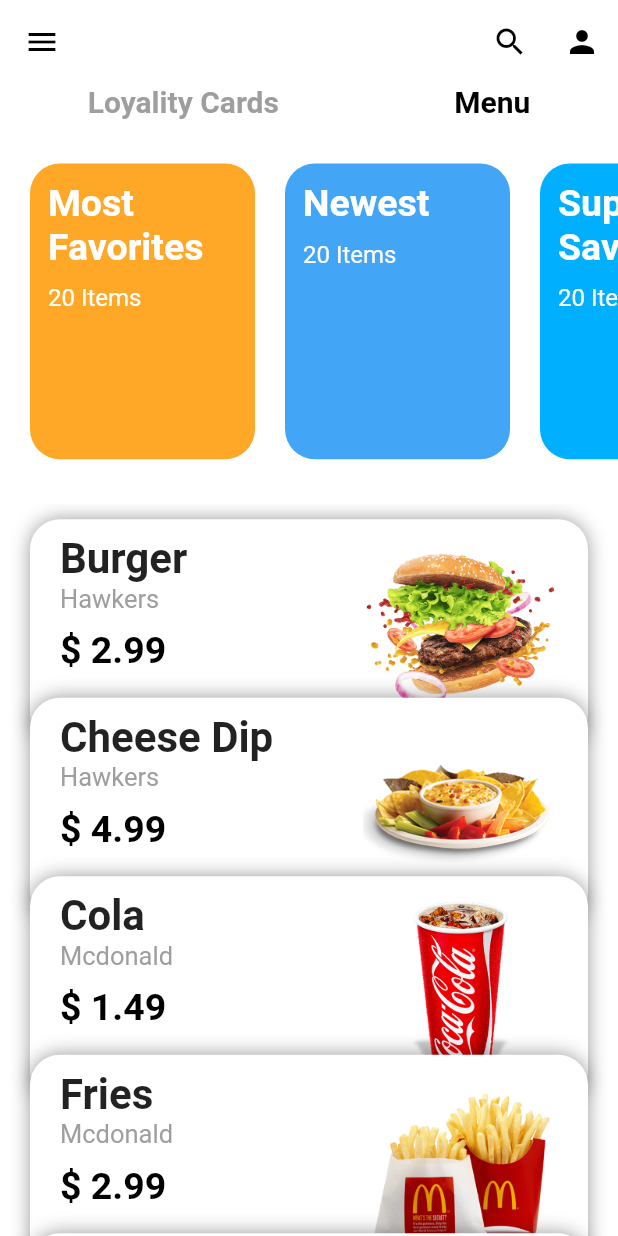
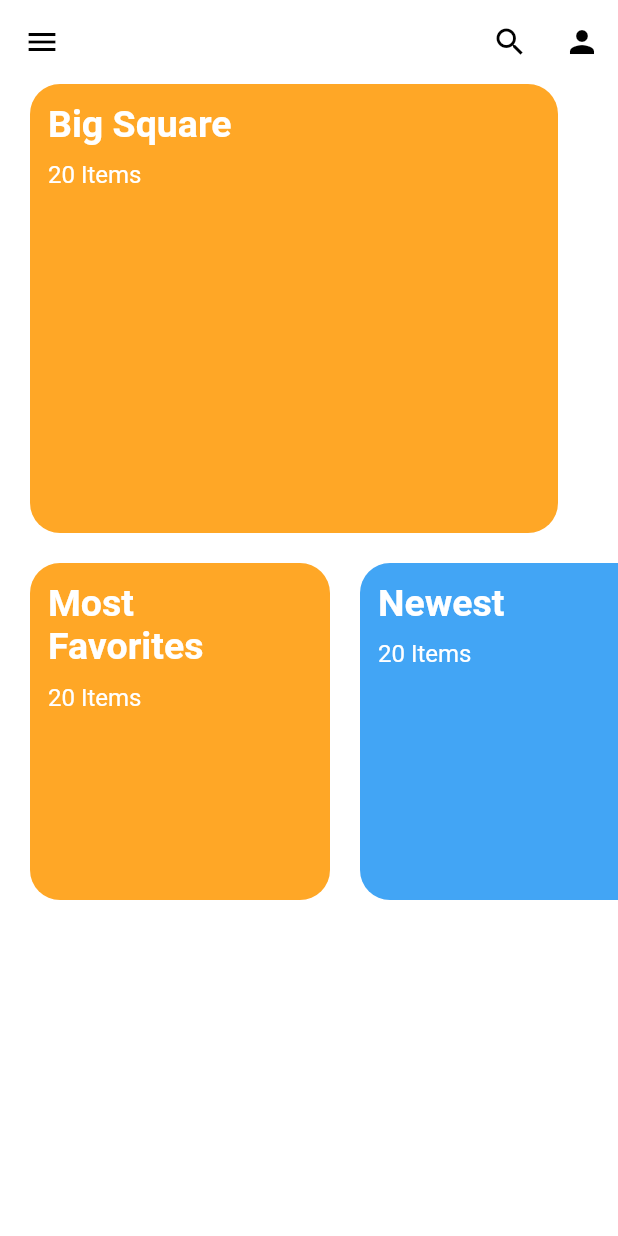
Before and after one commit to DevGabrielDeSouza/meootest, a Flutter app: the StorePage screen opened directly, after a tap on the "search" icon, on a phone screen of 412 x 824 dp. Run offline on Flutter 3.47's test engine with Material 2 defaults, Android fonts, the phone set to English and light mode, and no system bars.

Commit message:
Project problems cleaning
- Fixing some problems and warnings in the project
- Removing unused elements and files

```diff
--- a/lib/data/constants.dart
+++ /dev/null
@@ -1,55 +0,0 @@
-const FOOD_DATA = [
-  {
-    "name":"Burger",
-    "brand":"Hawkers",
-    "price":2.99,
-    "image":"burger.png"
-  },{
-    "name":"Cheese Dip",
-    "brand":"Hawkers",
-    "price":4.99,
-    "image":"cheese_dip.png"
-  },
-  {
-    "name":"Cola",
-    "brand":"Mcdonald",
-    "price":1.49,
-    "image":"cola.png"
-  },
-  {
-    "name":"Fries",
-    "brand":"Mcdonald",
-    "price":2.99,
-    "image":"fries.png"
-  },
-  {
-    "name":"Ice Cream",
-    "brand":"Ben & Jerry's",
-    "price":9.49,
-    "image":"ice_cream.png"
-  },
-  {
-    "name":"Noodles",
-    "brand":"Hawkers",
-    "price":4.49,
-    "image":"noodles.png"
-  },
-  {
-    "name":"Pizza",
-    "brand":"Dominos",
-    "price":17.99,
-    "image":"pizza.png"
-  },
-  {
-    "name":"Sandwich",
-    "brand":"Hawkers",
-    "price":2.99,
-    "image":"sandwich.png"
-  },
-  {
-    "name":"Wrap",
-    "brand":"Subway",
-    "price":6.99,
-    "image":"wrap.png"
-  }
-];
--- a/lib/main.dart
+++ b/lib/main.dart
@@ -1,7 +1,6 @@
 import 'package:flutter/material.dart';
 import 'package:testpoc/pages/login.page.dart';
-import 'package:testpoc/pages/section.page.dart';
-import 'package:testpoc/pages/store2.page.dart';
+import 'package:testpoc/pages/store.page.dart';
 
 MainPage homePage = const MainPage(title: 'Localiza Meoo');
 
@@ -38,7 +37,7 @@ class _MainPageState extends State<MainPage> {
   final pages = [
     const Center(child: Text('Home')),
     //const Center(child: Text('Faturas')),
-    StorePage2(),
+    const StorePage(),
     const Center(child: Text('Ajuda')),
     const Center(child: Text('Perfil')),
   ];
--- a/lib/pages/login.page.dart
+++ b/lib/pages/login.page.dart
@@ -1,6 +1,5 @@
 import 'package:flutter/material.dart';
 import 'package:testpoc/main.dart';
-import 'package:testpoc/pages/store2.page.dart';
 
 class LoginPage extends StatefulWidget {
   const LoginPage({Key? key}) : super(key: key);
@@ -23,7 +22,7 @@ class _LoginPage extends State<LoginPage> {
             children: <Widget>[
               TextFormField(
                 autofocus: true,
-                key: Key('user-field'),
+                key: const Key('user-field'),
                 keyboardType: TextInputType.emailAddress,
                 style: const TextStyle(color: Colors.white, fontSize: 20),
                 decoration: const InputDecoration(
@@ -34,7 +33,7 @@ class _LoginPage extends State<LoginPage> {
               const Divider(),
               TextFormField(
                 autofocus: true,
-                key: Key('password-field'),
+                key: const Key('password-field'),
                 keyboardType: TextInputType.text,
                 obscureText: true,
                 style: const TextStyle(color: Colors.white, fontSize: 20),
--- a/lib/pages/section.page.dart
+++ b/lib/pages/section.page.dart
@@ -5,9 +5,9 @@ import '../main.dart';
 class SectionPage extends StatelessWidget {
   SectionPage({Key? key}) : super(key: key);
 
-  ScrollController controller = ScrollController();
-  bool closeTopContainer = false;
-  double topContainer = 0;
+  final ScrollController controller = ScrollController();
+  final bool closeTopContainer = false;
+  final double topContainer = 0;
 
   @override
   Widget build(BuildContext context) {
--- a/lib/pages/store.page.dart
+++ b/lib/pages/store.page.dart
@@ -1,5 +1,5 @@
 import 'package:flutter/material.dart';
-import '../data/constants.dart';
+import 'package:testpoc/pages/section.page.dart';
 
 class StorePage extends StatefulWidget {
 const StorePage({Key? key}) : super(key: key);
@@ -16,65 +16,10 @@ class _StorePageState extends State<StorePage> {
 
 	List<Widget> itemsData = [];
 
-  void getPostsData() {
-    List<dynamic> responseList = FOOD_DATA;
-    List<Widget> listItems = [];
-    for (var post in responseList) {
-      listItems.add(Container(
-          height: 150,
-          margin: const EdgeInsets.symmetric(horizontal: 20, vertical: 10),
-          decoration: BoxDecoration(
-              borderRadius: const BorderRadius.all(Radius.circular(20.0)),
-              color: Colors.white,
-              boxShadow: [
-                BoxShadow(color: Colors.black.withAlpha(100), blurRadius: 10.0),
-              ]),
-          child: Padding(
-            padding: const EdgeInsets.symmetric(horizontal: 20.0, vertical: 10),
-            child: Row(
-              mainAxisAlignment: MainAxisAlignment.spaceBetween,
-              children: <Widget>[
-                Column(
-                  crossAxisAlignment: CrossAxisAlignment.start,
-                  children: <Widget>[
-                    Text(
-                      post["name"],
-                      style: const TextStyle(
-                          fontSize: 28, fontWeight: FontWeight.bold),
-                    ),
-                    Text(
-                      post["brand"],
-                      style: const TextStyle(fontSize: 17, color: Colors.grey),
-                    ),
-                    const SizedBox(
-                      height: 10,
-                    ),
-                    Text(
-                      "\$ ${post["price"]}",
-                      style: const TextStyle(
-                          fontSize: 25,
-                          color: Colors.black,
-                          fontWeight: FontWeight.bold),
-                    )
-                  ],
-                ),
-                Image.asset(
-                  "assets/images/${post["image"]}",
-                  height: double.infinity,
-                )
-              ],
-            ),
-          )));
-    }
-    setState(() {
-      itemsData = listItems;
-    });
-  }
 
 @override
 void initState() {
 	super.initState();
-    getPostsData();
 	controller.addListener(() {
 		double value = controller.offset / 119;
 
@@ -88,9 +33,11 @@ class _StorePageState extends State<StorePage> {
 @override
 Widget build(BuildContext context) {
 		final Size size = MediaQuery.of(context).size;
-    final double categoryHeight = size.height * 0.30;
+		//final double categoryHeight = size.height * 0.30;
+		final double categoryHeight = (((size.height - 300) / 3) * 2) - 50;
 		return SafeArea(
 		child: Scaffold(
+
 			backgroundColor: Colors.white,
 			appBar: AppBar(
 			elevation: 0,
@@ -114,66 +61,41 @@ class _StorePageState extends State<StorePage> {
 			body: Container(
 			height: size.height,
 			child: Column(
+				crossAxisAlignment: CrossAxisAlignment.center,
 				children: <Widget>[
-              Row(
-                mainAxisAlignment: MainAxisAlignment.spaceAround,
+					Container(
+					width: size.width - 60,
+					margin: const EdgeInsets.only(right: 20),
+					height: categoryHeight,
+					decoration: BoxDecoration(
+						color: Colors.orange.shade400,
+						borderRadius:
+							const BorderRadius.all(Radius.circular(20.0))),
+					child: Padding(
+					padding: const EdgeInsets.all(12.0),
+					child: Column(
+						crossAxisAlignment: CrossAxisAlignment.start,
 						// ignore: prefer_const_literals_to_create_immutables
 						children: <Widget>[
 						const Text(
-                    "Loyality Cards",
+							"Big Square",
 							style: TextStyle(
-                        color: Colors.grey,
-                        fontWeight: FontWeight.bold,
-                        fontSize: 20),
-                  ),
-                  const Text("Menu",
-                      style: TextStyle(
-                          color: Colors.black,
-                          fontWeight: FontWeight.bold,
-                          fontSize: 20),
-                      key: Key('menu-button')),
-                ],
+								fontSize: 25,
+								color: Colors.white,
+								fontWeight: FontWeight.bold),
 						),
 						const SizedBox(
 							height: 10,
 						),
-              AnimatedOpacity(
-                duration: const Duration(milliseconds: 200),
-                opacity: closeTopContainer ? 0 : 1,
-                child: AnimatedContainer(
-                    duration: const Duration(milliseconds: 200),
-                    width: size.width,
-                    alignment: Alignment.topCenter,
-                    height: closeTopContainer ? 0 : categoryHeight,
-                    child: categoriesScroller),
+						const Text(
+							"20 Items",
+							style: TextStyle(fontSize: 16, color: Colors.white),
 						),
-              Expanded(
-                  child: ListView.builder(
-                      controller: controller,
-                      itemCount: itemsData.length,
-                      physics: const BouncingScrollPhysics(),
-                      itemBuilder: (context, index) {
-                        double scale = 1.0;
-                        if (topContainer > 0.5) {
-                          scale = index + 0.5 - topContainer;
-                          if (scale < 0) {
-                            scale = 0;
-                          } else if (scale > 1) {
-                            scale = 1;
-                          }
-                        }
-                        return Opacity(
-                          opacity: scale,
-                          child: Transform(
-                            transform: Matrix4.identity()..scale(scale, scale),
-                            alignment: Alignment.bottomCenter,
-                            child: Align(
-                                heightFactor: 0.7,
-                                alignment: Alignment.topCenter,
-                                child: itemsData[index]),
+						],
 					),
-                        );
-                      })),
+					),
+				),
+				categoriesScroller,
 				],
 			),
 			),
@@ -187,10 +109,11 @@ class CategoriesScroller extends StatelessWidget {
 
 	@override
 	Widget build(BuildContext context) {
-    final double categoryHeight =
-        MediaQuery.of(context).size.height * 0.30 - 50;
+		final double categoryHeight =((MediaQuery.of(context).size.height - 300) / 3) + 50;
+
 		return SingleChildScrollView(
 		physics: const BouncingScrollPhysics(),
+      key: const Key('sections-scroll'),
 		scrollDirection: Axis.horizontal,
 		child: Container(
 			margin: const EdgeInsets.symmetric(vertical: 20, horizontal: 20),
@@ -199,8 +122,9 @@ class CategoriesScroller extends StatelessWidget {
 			alignment: Alignment.topCenter,
 			child: Row(
 				children: <Widget>[
-              Container(
-                width: 150,
+				GestureDetector(
+                  child: Container(
+                    width: 200,
                     margin: const EdgeInsets.only(right: 20),
                     height: categoryHeight,
                     decoration: BoxDecoration(
@@ -231,8 +155,9 @@ class CategoriesScroller extends StatelessWidget {
                     ),
                     ),
                   ),
+                ),
 				Container(
-                width: 150,
+					width: 200,
 					margin: const EdgeInsets.only(right: 20),
 					height: categoryHeight,
 					decoration: BoxDecoration(
@@ -266,8 +191,14 @@ class CategoriesScroller extends StatelessWidget {
 					),
 					),
 				),
-              Container(
-                width: 150,
+				GestureDetector(
+          onTap: () => {
+                  Navigator.push(context,
+                      MaterialPageRoute(builder: (context) => SectionPage()))
+                },
+                key: const Key('section-box'),
+                  child: Container(
+                    width: 200,
                     margin: const EdgeInsets.only(right: 20),
                     height: categoryHeight,
                     decoration: BoxDecoration(
@@ -298,6 +229,7 @@ class CategoriesScroller extends StatelessWidget {
                     ),
                     ),
                   ),
+                ),
 				],
 			),
 			),
--- a/test_driver/app_test.dart
+++ b/test_driver/app_test.dart
@@ -7,8 +7,6 @@ void main() {
     // First, define the Finders and use them to locate widgets from the
     // test suite. Note: the Strings provided to the `byValueKey` method must
     // be the same as the Strings we used for the Keys in step 1.
-    final counterTextFinder = find.byValueKey('counter');
-    final buttonFinder = find.byValueKey('increment');
 
     final loginButtonFinder = find.byValueKey('login-button');
     final userFieldFinder = find.byValueKey('user-field');
```
Also changed, not shown: lib/pages/store2.page.dart (deleted, +0 -240 lines). Lines whose indentation alone changed are shown as unchanged.
